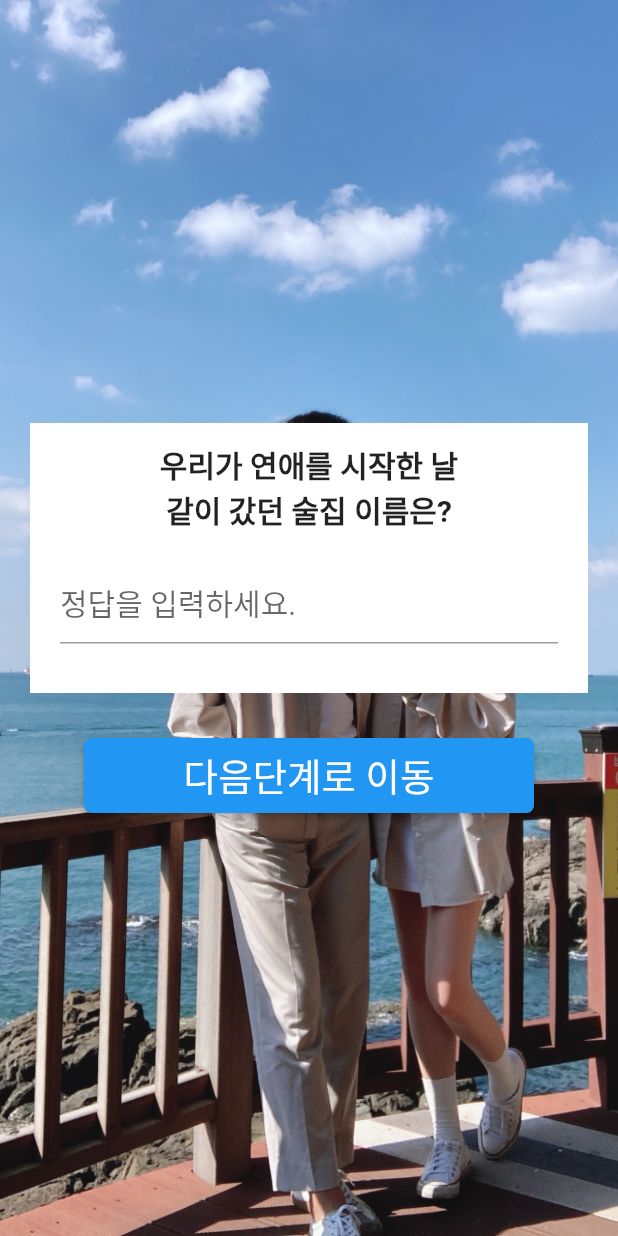
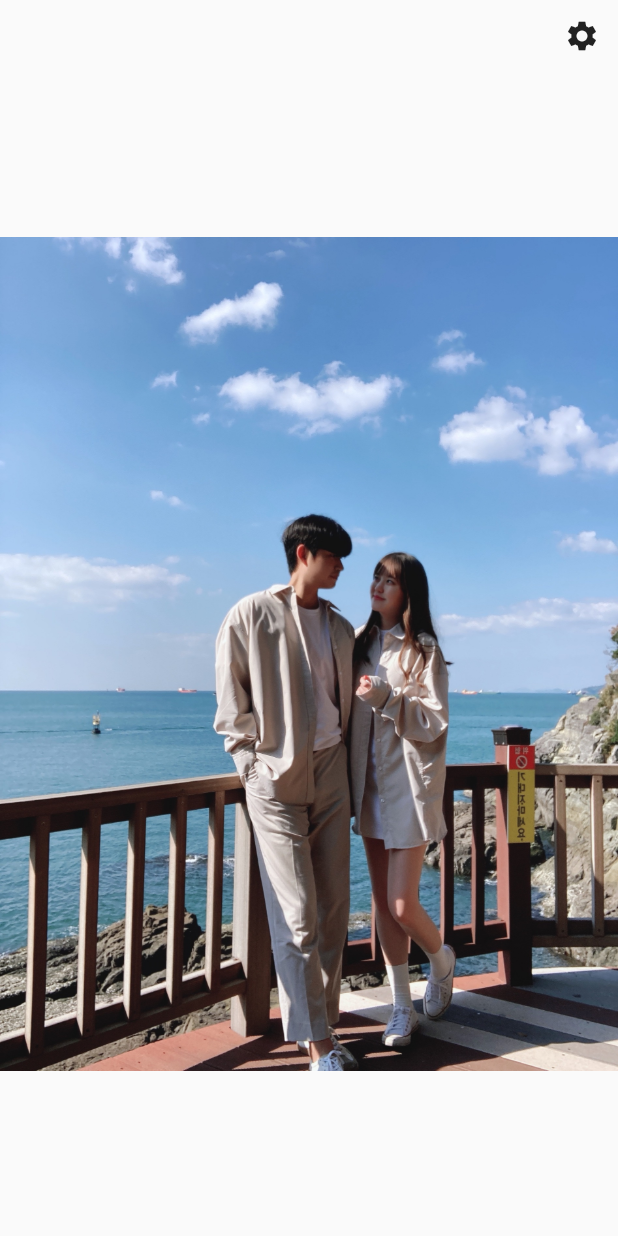
Before and after one commit to BOOMERANGYR/SEJIN, a Flutter app: the screen it shows after launch, on a phone screen of 412 x 824 dp. Run offline on Flutter 3.47's test engine with Material 2 defaults, Android fonts, the phone set to English and light mode, and no system bars.

```diff
--- a/lib/screen/home_screen.dart
+++ b/lib/screen/home_screen.dart
@@ -1,4 +1,6 @@
+import 'package:flutter/gestures.dart';
 import 'package:flutter/material.dart';
+import 'package:marry_project/screen/photo_setting.dart';
 
 class HomeScreen extends StatefulWidget {
   const HomeScreen({Key? key}) : super(key: key);
@@ -8,91 +10,40 @@ class HomeScreen extends StatefulWidget {
 }
 
 class _HomeScreenState extends State<HomeScreen> {
-  @override
-  Widget build(BuildContext context) {
-    return PageView(
-      children: [
-        _Question("우리가 연애를 시작한 날", "같이 갔던 술집 이름은?"),
-        _Question("우리가 연애를 시작한", "정확한 날짜는?"),
-      ],
-    );
-  }
-}
-
-class _Question extends StatelessWidget {
-  String Q;
-  String Q_1;
-
-  _Question(this.Q, this.Q_1);
+  final List<int> imageOrder = [0, 1, 2, 3, 4];
 
   @override
   Widget build(BuildContext context) {
-    return Container(
-      decoration: BoxDecoration(
-        image: DecorationImage(
-          fit: BoxFit.cover,
-          image: AssetImage('assets/main_photo.jpeg'),
-        ),
-      ),
-      child: Scaffold(
-        backgroundColor: Colors.transparent,
-        body: SafeArea(
-          child: Container(
-            width: MediaQuery.of(context).size.width,
-            child: Padding(
-              padding: const EdgeInsets.all(20.0),
-              child: Column(
-                mainAxisAlignment: MainAxisAlignment.center,
-                children: [
-                  Container(
-                    height: 180,
-                    color: Colors.white,
-                    child: Column(
-                      mainAxisAlignment: MainAxisAlignment.center,
-                      children: [
-                        Column(
-                          children: [
-                            Text(Q,
-                                style: TextStyle(
-                                    fontSize: 20, fontWeight: FontWeight.w700)),
-                            Text(Q_1,
-                                style: TextStyle(
-                                    fontSize: 20, fontWeight: FontWeight.w700)),
-                          ],
-                        ),
-                        Padding(
-                          padding: const EdgeInsets.all(20.0),
-                          child: TextFormField(
-                            decoration:
-                                new InputDecoration(hintText: "정답을 입력하세요."),
-                            style: TextStyle(fontSize: 20),
-                          ),
-                        ),
-                      ],
-                    ),
+    return Scaffold(
+      body: SafeArea(
+        child: Column(
+          crossAxisAlignment: CrossAxisAlignment.end,
+          children: [
+            IconButton(
+              onPressed: () {
+                Navigator.of(context).push(
+                  MaterialPageRoute(
+                      builder: (BuildContext context) {
+                        return PhotoSetting();
+                      }
                   ),
-                  SizedBox(
-                    height: 30,
-                  ),
-                  ElevatedButton(
-                    style: ElevatedButton.styleFrom(
-                        alignment: Alignment.center,
-                        fixedSize: Size(300, 50),
-                        shape: RoundedRectangleBorder(
-                          borderRadius: BorderRadius.circular(5.0),
-                        )),
-                    onPressed: () {},
-                    child: Text(
-                      "다음단계로 이동",
-                      style: TextStyle(fontSize: 25),
-                    ),
-                  ),
-                ],
-              ),
+                );
+              },
+              icon: Icon(Icons.settings),
             ),
-          ),
+            ChoicePhoto(),
+          ],
         ),
       ),
     );
   }
 }
+
+class ChoicePhoto extends StatelessWidget {
+  const ChoicePhoto({Key? key}) : super(key: key);
+
+  @override
+  Widget build(BuildContext context) {
+    return Expanded(child: Image.asset('assets/1.jpeg'));
+  }
+}
```
Also changed, not shown: lib/screen/photo_setting.dart (added, +52 -0 lines), assets/0.jpeg (added), assets/1.jpeg (renamed from assets/main_photo.jpeg), assets/2..jpeg (added).
